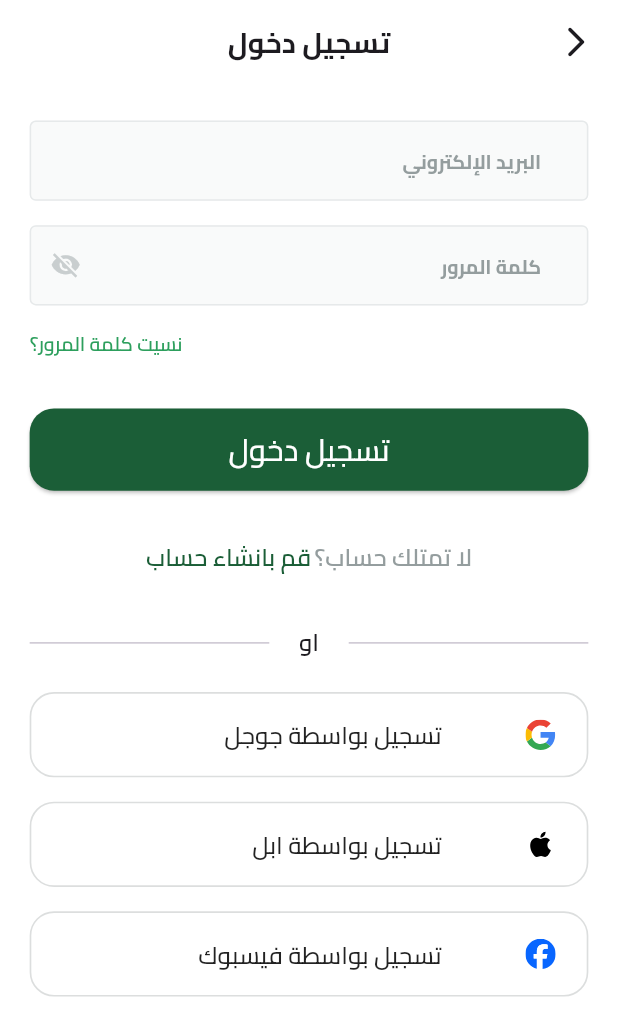
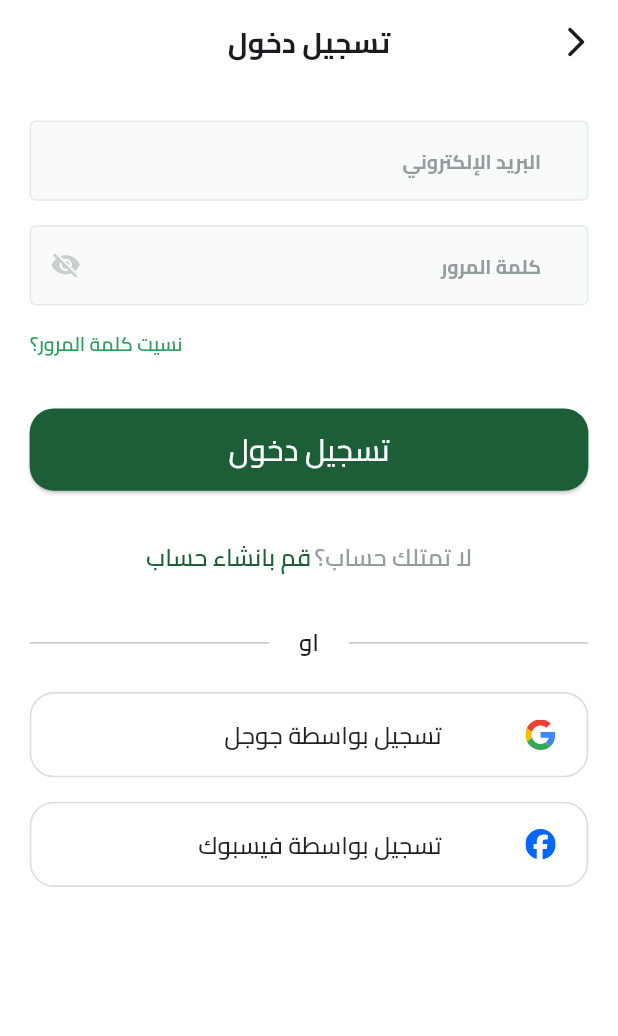
Before and after one commit to zeyad-elaraby/fruits_hub, a Flutter app: the SigninView screen opened by its route, on a phone screen of 412 x 824 dp. Shown: the top 1036 px of the screen. Run offline on Flutter 3.47's test engine with Material 3 defaults, Android fonts, the phone set to English and light mode, and no system bars; drawn by our look-alikes of modal_progress_hud_nsn; our stand-ins replace awesome_snackbar_content, dartz, dots_indicator, firebase_auth, firebase_core, flutter_bloc and 5 more; missing offline and left inert: flutter_facebook_auth; accounts and stored records are empty.

```diff
--- a/lib/features/authentication/presentation/widgets/signin_view_body.dart
+++ b/lib/features/authentication/presentation/widgets/signin_view_body.dart
@@ -1,3 +1,5 @@
+import 'dart:io';
+
 import 'package:flutter/material.dart';
 import 'package:flutter_bloc/flutter_bloc.dart';
 import 'package:flutter_screenutil/flutter_screenutil.dart';
@@ -120,12 +122,16 @@ class _SigninViewBodyState extends State<SigninViewBody> {
               },
             ),
             SizedBox(height: 16.h),
+          Platform.isIOS ?  Column(
+              children: [
                 SocialAuthButton(
                   title: local.signInWithApple,
                   svgPath: Assets.imagesAppleIcon,
                   onPressed: () {},
                 ),
                 SizedBox(height: 16.h),
+              ],
+            ): SizedBox.shrink(),
             SocialAuthButton(
               title: local.signInWithFacebook,
               svgPath: Assets.imagesFacebookIcon,
```
Lines whose indentation alone changed are shown as unchanged.
